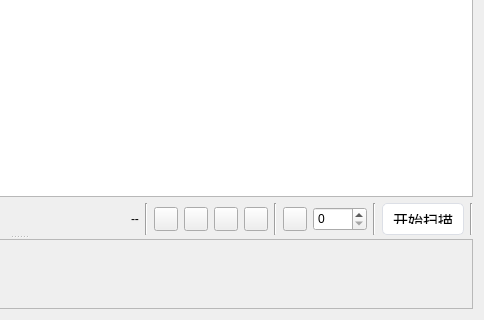
First picture: the form in ui/task_frame.ui, repository izerui/scanrun, before the edit; both pictures show x 447 to 931 and y 362 to 682 of the 931 by 682 pixel window.
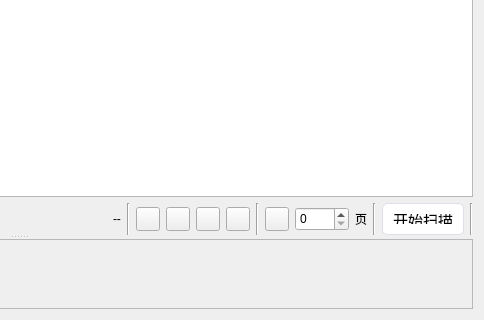
Second picture: the form after the edit. Icons and pictures are not drawn.

Patch:
```diff
--- a/ui/task_frame.ui
+++ b/ui/task_frame.ui
@@ -471,6 +471,13 @@
             </property>
            </widget>
           </item>
+          <item>
+           <widget class="QLabel" name="label">
+            <property name="text">
+             <string>页</string>
+            </property>
+           </widget>
+          </item>
           <item>
            <widget class="Line" name="line_7">
             <property name="orientation">
```
